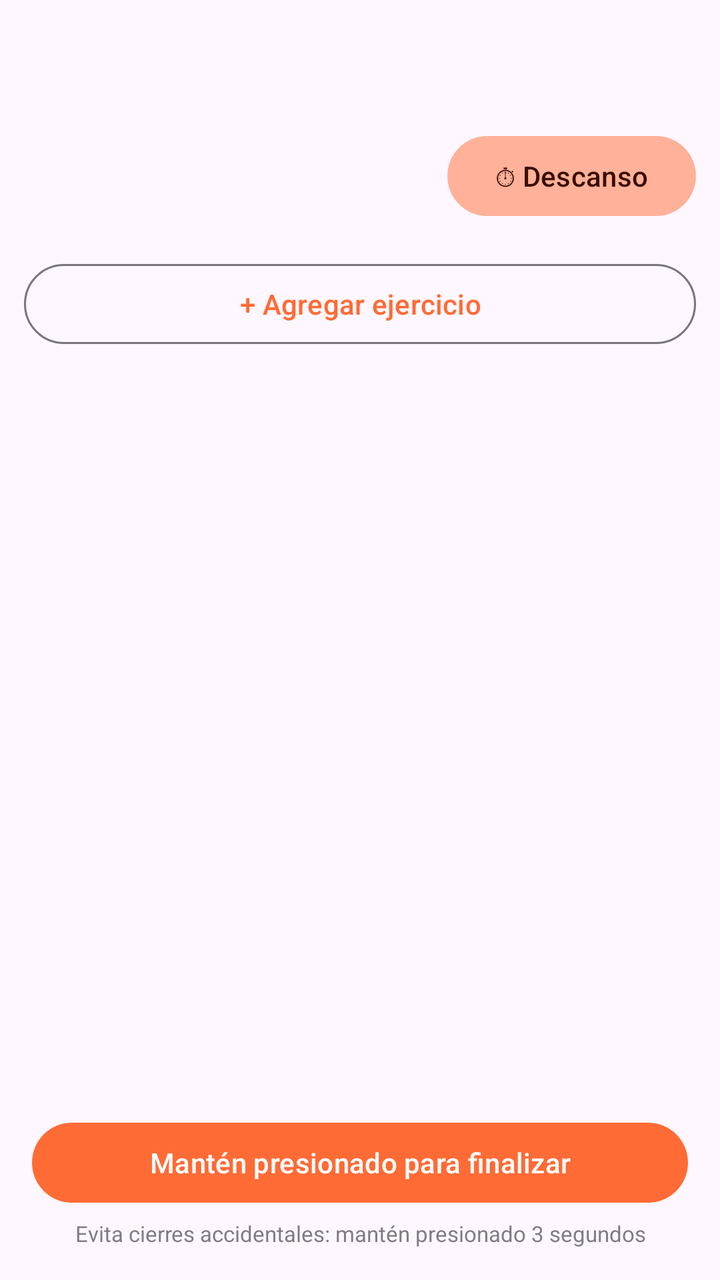
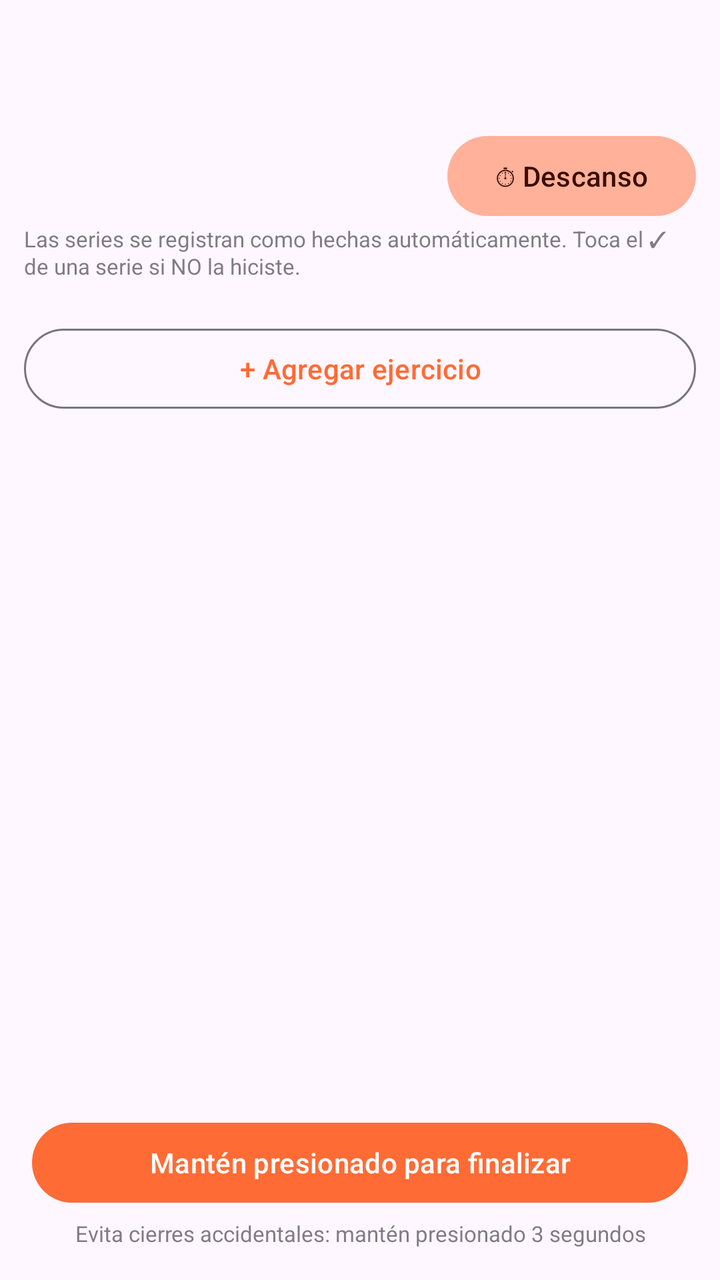

Compare the two renders of this Android layout. The source of the first and the diff that turns it into the second are given below.
<!-- AndroidManifest.xml: application theme Theme.IronQuest -->
<!-- res/layout/activity_active_session.xml -->
<?xml version="1.0" encoding="utf-8"?>
<LinearLayout xmlns:android="http://schemas.android.com/apk/res/android"
    xmlns:app="http://schemas.android.com/apk/res-auto"
    android:layout_width="match_parent"
    android:layout_height="match_parent"
    android:orientation="vertical">

    <com.google.android.material.appbar.MaterialToolbar
        android:id="@+id/toolbar"
        android:layout_width="match_parent"
        android:layout_height="?attr/actionBarSize"
        android:title="Sesión" />

    <LinearLayout
        android:layout_width="match_parent"
        android:layout_height="wrap_content"
        android:orientation="horizontal"
        android:gravity="center_vertical"
        android:paddingStart="12dp"
        android:paddingEnd="12dp">

        <TextView
            android:id="@+id/text_hora_inicio"
            android:layout_width="0dp"
            android:layout_height="wrap_content"
            android:layout_weight="1"
            android:paddingTop="12dp"
            android:paddingBottom="12dp"
            android:textSize="14sp" />

        <com.google.android.material.button.MaterialButton
            android:id="@+id/button_iniciar_descanso"
            style="@style/Widget.Material3.Button.TonalButton"
            android:layout_width="wrap_content"
            android:layout_height="wrap_content"
            android:text="⏱ Descanso" />

    </LinearLayout>

    <ScrollView
        android:layout_width="match_parent"
        android:layout_height="0dp"
        android:layout_weight="1">

        <LinearLayout
            android:layout_width="match_parent"
            android:layout_height="wrap_content"
            android:orientation="vertical"
            android:padding="12dp">

            <LinearLayout
                android:id="@+id/container_ejercicios"
                android:layout_width="match_parent"
                android:layout_height="wrap_content"
                android:orientation="vertical" />

            <com.google.android.material.button.MaterialButton
                android:id="@+id/button_agregar_ejercicio_sesion"
                style="@style/Widget.Material3.Button.OutlinedButton"
                android:layout_width="match_parent"
                android:layout_height="wrap_content"
                android:layout_marginTop="4dp"
                android:text="+ Agregar ejercicio" />

        </LinearLayout>

    </ScrollView>

    <LinearLayout
        android:layout_width="match_parent"
        android:layout_height="wrap_content"
        android:orientation="vertical"
        android:layout_marginStart="16dp"
        android:layout_marginEnd="16dp"
        android:layout_marginBottom="16dp">

        <com.google.android.material.progressindicator.LinearProgressIndicator
            android:id="@+id/progress_finalizar_sesion"
            android:layout_width="match_parent"
            android:layout_height="wrap_content"
            android:layout_marginBottom="4dp"
            android:max="100"
            android:visibility="invisible"
            app:trackCornerRadius="4dp" />

        <com.google.android.material.button.MaterialButton
            android:id="@+id/button_finalizar_sesion"
            android:layout_width="match_parent"
            android:layout_height="wrap_content"
            android:text="Mantén presionado para finalizar" />

        <TextView
            android:layout_width="match_parent"
            android:layout_height="wrap_content"
            android:layout_marginTop="4dp"
            android:gravity="center"
            android:text="Evita cierres accidentales: mantén presionado 3 segundos"
            android:textSize="11sp"
            android:alpha="0.7" />

    </LinearLayout>

</LinearLayout>
<!-- resources referenced by this layout -->
<resources>
  <style name="Theme.IronQuest" parent="Theme.Material3.DayNight.NoActionBar">
          <item name="colorPrimary">@color/ironquest_orange</item>
          <item name="colorOnPrimary">@color/ironquest_on_orange</item>
          <item name="colorPrimaryContainer">@color/ironquest_orange_container</item>
          <item name="colorOnPrimaryContainer">@color/ironquest_on_orange_container</item>
          <item name="colorSecondary">@color/ironquest_orange_dark</item>
          <item name="colorOnSecondary">@color/ironquest_on_orange</item>
          <item name="colorSecondaryContainer">@color/ironquest_orange_light</item>
          <item name="colorOnSecondaryContainer">@color/ironquest_on_orange_container</item>
          <item name="colorTertiary">@color/ironquest_orange_dark</item>
      </style>
  <color name="ironquest_orange">#FF6B35</color>
  <color name="ironquest_on_orange">#FFFFFF</color>
  <color name="ironquest_orange_container">#FFDBCE</color>
  <color name="ironquest_on_orange_container">#3A0D00</color>
  <color name="ironquest_orange_dark">#E8571F</color>
  <color name="ironquest_orange_light">#FFB199</color>
</resources>

<!-- the commit's change to res/layout/activity_active_session.xml (unified diff, before → after) -->
@@ -36,6 +36,16 @@
             android:text="⏱ Descanso" />
 
     </LinearLayout>
+
+    <TextView
+        android:layout_width="match_parent"
+        android:layout_height="wrap_content"
+        android:paddingStart="12dp"
+        android:paddingEnd="12dp"
+        android:paddingBottom="4dp"
+        android:text="Las series se registran como hechas automáticamente. Toca el ✓ de una serie si NO la hiciste."
+        android:textSize="11sp"
+        android:alpha="0.7" />
 
     <ScrollView
         android:layout_width="match_parent"
